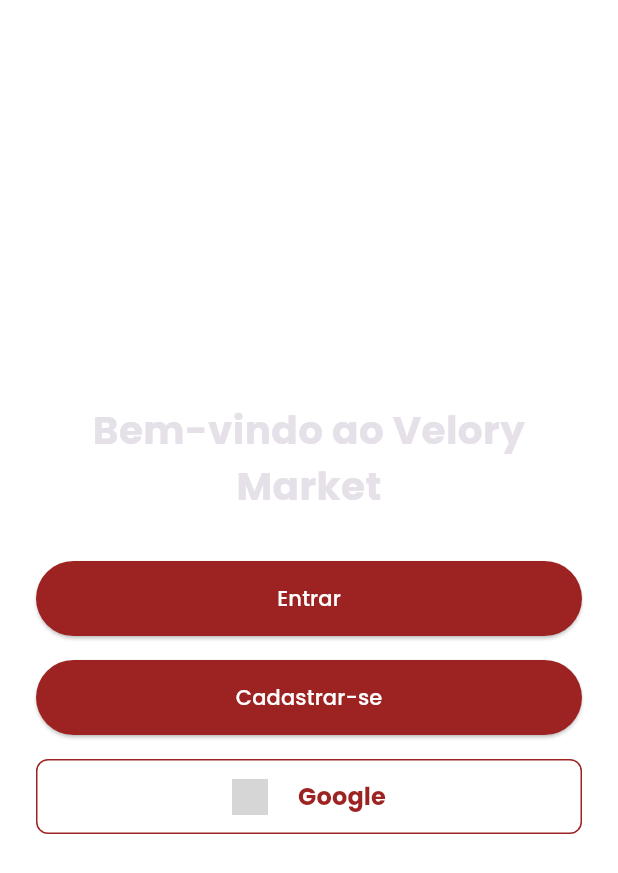
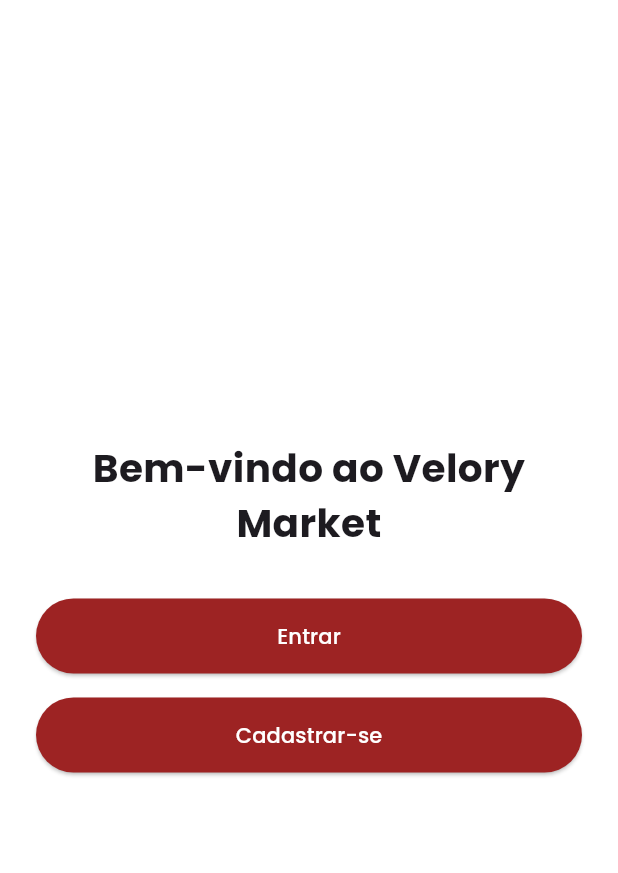
Before and after one commit to JoanaPixel/CatalogoProduto_flutter, a Flutter app: the screen it shows after launch, on a phone screen of 412 x 824 dp. Shown: the top 873 px of the screen. Run offline on Flutter 3.47's test engine with Material 3 defaults, Android fonts, the phone set to English and light mode, and no system bars; our stand-ins replace flutter_secure_storage, google_fonts, supabase_flutter; accounts and stored records are empty; grey boxes are pictures that could not be loaded.

Commit message:
3.5 - removendo botão google e alguns ajustes de tema

```diff
--- a/lib/main.dart
+++ b/lib/main.dart
@@ -2,7 +2,6 @@
 import 'package:provider/provider.dart';
 import 'package:google_fonts/google_fonts.dart';
 import 'package:supabase_flutter/supabase_flutter.dart';
-
 import 'providers/auth_provider.dart';
 import 'screens/AuthSelectionScreen.dart';
 import 'screens/catalog_screen.dart'; // tela pós login
@@ -38,13 +37,13 @@
       debugShowCheckedModeBanner: false,
       title: 'Velory Market',
       theme: ThemeData(
-        brightness: Brightness.dark,
-        scaffoldBackgroundColor: const Color.fromARGB(255, 255, 255, 255),
-        textTheme: GoogleFonts.poppinsTextTheme(ThemeData.dark().textTheme),
-        colorScheme: const ColorScheme.dark(
+        brightness: Brightness.light,
+        scaffoldBackgroundColor: Colors.white,
+        textTheme: GoogleFonts.poppinsTextTheme(),
+        colorScheme: ColorScheme.light(
           primary: Colors.redAccent,
           secondary: Colors.red,
-          background: Colors.black,
+          background: Colors.white,
         ),
         useMaterial3: true,
       ),
@@ -52,9 +51,7 @@
           authProvider.isLoggedIn
               ? const CatalogScreen()
               : const AuthSelectionScreen(),
-      routes: { // rotas pós login
-        '/catalog': (context) => const CatalogScreen(),
-        },
+      routes: {'/catalog': (context) => const CatalogScreen()},
     );
   }
 }
--- a/lib/providers/auth_provider.dart
+++ b/lib/providers/auth_provider.dart
@@ -44,18 +44,5 @@
     notifyListeners();
   }
 
-  /// Login com conta do Google (OAuth)
-  Future<void> loginWithGoogle({required BuildContext context}) async {
-    try {
-      await Supabase.instance.client.auth.signInWithOAuth(
-        OAuthProvider.google,
-        redirectTo: 'io.velory.market://callback',
-      );
-    } catch (e) {
-      debugPrint('Erro no login com Google: $e');
-      ScaffoldMessenger.of(context).showSnackBar(
-        SnackBar(content: Text('Erro ao entrar com Google: $e')),
-      );
-    }
-  }
+
 }
--- a/lib/screens/AuthSelectionScreen.dart
+++ b/lib/screens/AuthSelectionScreen.dart
@@ -1,8 +1,6 @@
-import 'package:catalogo_produto/providers/auth_provider.dart';
 import 'package:catalogo_produto/screens/RegisterScreen.dart';
 import 'package:flutter/material.dart';
 import 'package:google_fonts/google_fonts.dart';
-import 'package:provider/provider.dart';
 import 'login_screen.dart';
 
 class AuthSelectionScreen extends StatelessWidget {
@@ -67,42 +65,6 @@
               ),
 
               const SizedBox(height: 16),
-
-              // Botão de login com Google
-              OutlinedButton.icon(
-                onPressed: () {
-                  final authProvider = Provider.of<AuthProvider>(
-                    context,
-                    listen: false,
-                  );
-                  authProvider.loginWithGoogle(context: context);
-                },
-                icon: Image.asset(
-                  'assets/images/google_icon.png',
-                  height: 24,
-                  width: 24,
-                  fit: BoxFit.contain,
-                ),
-                label: const Padding(
-                  padding: EdgeInsets.only(
-                    left: 12,
-                  ),
-                  child: Text(
-                    "Google",
-                    style: TextStyle(fontWeight: FontWeight.bold, fontSize: 16),
-                  ),
-                ),
-                style: OutlinedButton.styleFrom(
-                  minimumSize: const Size(double.infinity, 50),
-                  side: const BorderSide(color: Color(0xFF9D2323)),
-                  foregroundColor: const Color(0xFF9D2323),
-                  shape: RoundedRectangleBorder(
-                    borderRadius: BorderRadius.circular(8),
-                  ),
-                  padding: const EdgeInsets.symmetric(horizontal: 16),
-                ),
-              ),
-
               const Spacer(),
             ],
           ),
--- a/lib/services/auth_service.dart
+++ b/lib/services/auth_service.dart
@@ -42,17 +42,6 @@
     return false;
   }
 
-  Future<void> signInWithGoogle() async {
-    try {
-      await supabase.auth.signInWithOAuth(
-        OAuthProvider.google,
-        redirectTo: 'io.seuapp.id://callback',
-      );
-    } catch (e) {
-      throw Exception('Erro ao fazer login com Google: $e');
-    }
-  }
-
   bool isLoggedIn() {
     return _client.auth.currentUser != null;
   }
```
